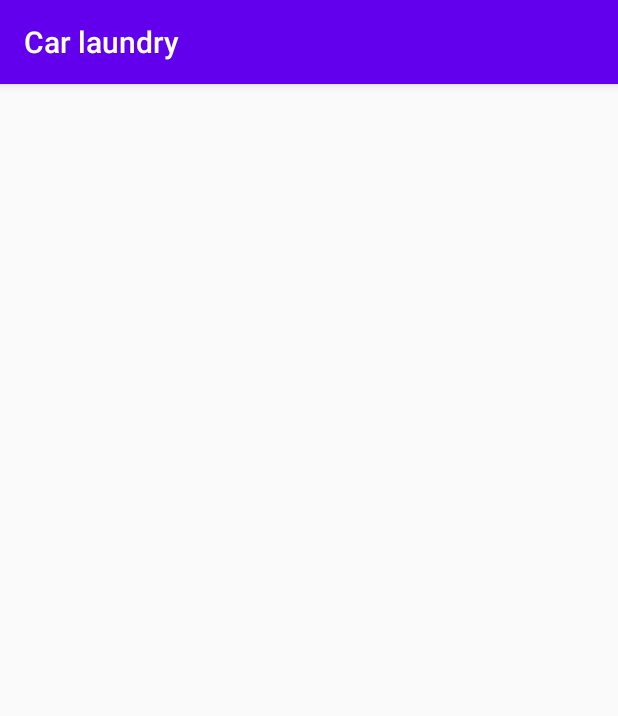
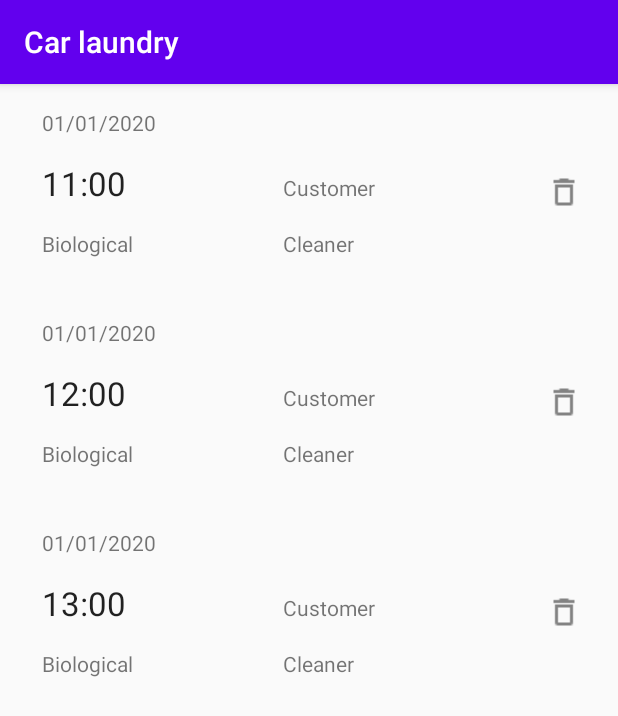
Before and after one commit to JasonChristo99/appointment-booking-app, an Android app: the AppointmentsActivity screen opened directly, with no data from a screen before it, on a phone screen of 412 x 824 dp. Shown: the top 716 px of the screen. Run offline under Robolectric (Android 15) with nearby library versions, the phone set to English and light mode, and no system bars.

Commit message:
Implemented appointments list

```diff
--- a/android/app/src/main/java/com/example/carlaundry/dao/AppointmentsDAO.java
+++ b/android/app/src/main/java/com/example/carlaundry/dao/AppointmentsDAO.java
@@ -1,6 +1,7 @@
 package com.example.carlaundry.dao;
 
 import com.example.carlaundry.domain.Appointment;
+import com.example.carlaundry.domain.AppointmentState;
 
 import java.util.HashSet;
 import java.util.Set;
@@ -10,6 +11,16 @@ public class AppointmentsDAO {
 
     public static Set<Appointment> getAppointments() {
         return appointments;
+    }
+
+    public static Set<Appointment> getPendingAppointments() {
+        Set<Appointment> tmpSet = new HashSet<>();
+        for (Appointment appointment : appointments) {
+            if (appointment.getAptState().equals(AppointmentState.PENDING)) {
+                tmpSet.add(appointment);
+            }
+        }
+        return tmpSet;
     }
 
     public static Appointment find(int id) {
--- a/android/app/src/main/java/com/example/carlaundry/dao/Initializer.java
+++ b/android/app/src/main/java/com/example/carlaundry/dao/Initializer.java
@@ -1,6 +1,7 @@
 package com.example.carlaundry.dao;
 
 import android.os.Build;
+import android.util.Log;
 
 import androidx.annotation.RequiresApi;
 
@@ -28,7 +29,7 @@ import java.util.HashMap;
 import java.util.Map;
 
 public class Initializer {
-    private static int sequence_id = 1;
+    private static int sequence_id = 1, curr_hour = 1;
 
     public static void resetAll() {
         AppointmentsDAO.reset();
@@ -39,17 +40,24 @@ public class Initializer {
     }
 
     //TODO create mock data
+    @RequiresApi(api = Build.VERSION_CODES.O)
     public static void prepareData() {
         // create admin account
         UserAccount adminAcc = getDummyAdminAccount();
+        Appointment apt1 = getDummyAppointment();
+        apt1.schedule();
+        Appointment apt2 = getDummyAppointment();
+        apt2.schedule();
+        Appointment apt3 = getDummyAppointment();
+        apt3.schedule();
 
     }
 
     @RequiresApi(api = Build.VERSION_CODES.O)
     public static Appointment getDummyAppointment() {
         return new Appointment(
-                1,
-                LocalDateTime.of(2020, 1, 1, 10, 0),
+                getNextId(),
+                LocalDateTime.of(2020, 1, 1, 10 + getNextHour(), 0),
                 getDummyCustomer(),
                 getDummyCleaningStuffMember(),
                 getDummyCleaningType(),
@@ -57,10 +65,15 @@ public class Initializer {
         );
     }
 
+    private static int getNextHour() {
+        curr_hour++;
+        return curr_hour - 1;
+    }
+
     @RequiresApi(api = Build.VERSION_CODES.O)
     public static Customer getDummyCustomer() {
-        return new Customer("Dum",
-                "Cust",
+        return new Customer("Customer",
+                "Client",
                 getDummyTelNo(),
                 getDummyEmail(),
                 LocalDate.of(2020, 1, 1)
@@ -70,7 +83,7 @@ public class Initializer {
     @RequiresApi(api = Build.VERSION_CODES.O)
     public static CleaningStuffMember getDummyCleaningStuffMember() {
         return new CleaningStuffMember(
-                "Dum",
+                "Cleaner",
                 "Stuff",
                 getDummyTelNo(),
                 getDummyEmail(),
@@ -87,7 +100,7 @@ public class Initializer {
     @RequiresApi(api = Build.VERSION_CODES.O)
     public static CleaningType getDummyCleaningType() {
         return new CleaningType(
-                "bio",
+                "Biological",
                 getDummyMoney(),
                 Duration.ofHours(1),
                 1);
--- a/android/app/src/main/java/com/example/carlaundry/util/EmailAddress.java
+++ b/android/app/src/main/java/com/example/carlaundry/util/EmailAddress.java
@@ -37,4 +37,9 @@ public class EmailAddress {
     public int hashCode() {
         return address.hashCode();
     }
+
+    @Override
+    public String toString() {
+        return address;
+    }
 }
--- /dev/null
+++ b/android/app/src/main/java/com/example/carlaundry/view/Appointments/AppointmentAdapter.java
@@ -0,0 +1,85 @@
+package com.example.carlaundry.view.Appointments;
+
+import android.os.Build;
+import android.util.Log;
+import android.view.LayoutInflater;
+import android.view.View;
+import android.view.ViewGroup;
+import android.widget.ImageButton;
+import android.widget.TextView;
+
+import androidx.annotation.NonNull;
+import androidx.annotation.RequiresApi;
+import androidx.recyclerview.widget.RecyclerView;
+
+import com.example.carlaundry.R;
+import com.example.carlaundry.domain.Appointment;
+
+import java.time.format.DateTimeFormatter;
+import java.util.List;
+
+public class AppointmentAdapter extends RecyclerView.Adapter<AppointmentAdapter.AppointmentViewHolder> {
+    private List<Appointment> appointmentSet;
+
+    private AppointmentCanceledListener appointmentCanceledListener;
+
+    public static class AppointmentViewHolder extends RecyclerView.ViewHolder {
+        public ViewGroup listItem;
+        public TextView txtAptDate, txtAptHour, txtAptCustomer, txtAptCleaner, txtAptType;
+        public ImageButton btnCancelApt;
+
+        public AppointmentViewHolder(ViewGroup v) {
+            super(v);
+            listItem = v;
+            txtAptDate = listItem.findViewById(R.id.aptDate);
+            txtAptHour = listItem.findViewById(R.id.aptHour);
+            txtAptCustomer = listItem.findViewById(R.id.aptCustomer);
+            txtAptCleaner = listItem.findViewById(R.id.aptCleaner);
+            txtAptType = listItem.findViewById(R.id.aptType);
+            btnCancelApt = listItem.findViewById(R.id.delApt);
+        }
+    }
+
+    public AppointmentAdapter(List<Appointment> appointmentSet, AppointmentCanceledListener appointmentCanceledListener) {
+        this.appointmentSet = appointmentSet;
+        this.appointmentCanceledListener = appointmentCanceledListener;
+    }
+
+    @NonNull
+    @Override
+    public AppointmentViewHolder onCreateViewHolder(@NonNull ViewGroup parent, int viewType) {
+        ViewGroup v = (ViewGroup) LayoutInflater.from(parent.getContext())
+                .inflate(R.layout.appointment_list_item, parent, false);
+
+        AppointmentViewHolder vh = new AppointmentViewHolder(v);
+        return vh;
+    }
+
+    @RequiresApi(api = Build.VERSION_CODES.O)
+    @Override
+    public void onBindViewHolder(@NonNull AppointmentViewHolder holder, int position) {
+        final Appointment aptAtPosition = appointmentSet.get(position);
+
+        // - replace the contents of the view with data from the dataset item at this position
+        holder.txtAptDate.setText(aptAtPosition.getAptDate().format(DateTimeFormatter.ofPattern("dd/MM/yyyy")));
+        holder.txtAptHour.setText(aptAtPosition.getAptDate().format(DateTimeFormatter.ofPattern("HH:mm")));
+        holder.txtAptCustomer.setText(aptAtPosition.getCustomer().getFirstName());
+        holder.txtAptCleaner.setText(aptAtPosition.getStuffMember().getFirstName());
+        holder.txtAptType.setText(aptAtPosition.getCleaningType().getDescription());
+        Log.d("AptAdapter", "Apt set: " + appointmentSet); //debug
+        holder.btnCancelApt.setOnClickListener(new View.OnClickListener() {
+            @Override
+            public void onClick(View v) {
+                // notify the Activity of the cancel
+                appointmentCanceledListener.onAppointmentCanceled(aptAtPosition.getAptId());
+                appointmentSet.remove(aptAtPosition);
+                Log.d("AptAdapter", "Apt set: " + appointmentSet); //debug
+            }
+        });
+    }
+
+    @Override
+    public int getItemCount() {
+        return appointmentSet.size();
+    }
+}
--- /dev/null
+++ b/android/app/src/main/java/com/example/carlaundry/view/Appointments/AppointmentCanceledListener.java
@@ -0,0 +1,5 @@
+package com.example.carlaundry.view.Appointments;
+
+public interface AppointmentCanceledListener {
+    void onAppointmentCanceled(int aptId);
+}
--- a/android/app/src/main/java/com/example/carlaundry/view/Appointments/AppointmentsActivity.java
+++ b/android/app/src/main/java/com/example/carlaundry/view/Appointments/AppointmentsActivity.java
@@ -1,16 +1,57 @@
 package com.example.carlaundry.view.Appointments;
 
 import androidx.appcompat.app.AppCompatActivity;
+import androidx.recyclerview.widget.LinearLayoutManager;
+import androidx.recyclerview.widget.RecyclerView;
 
 import android.os.Bundle;
+import android.widget.Toast;
 
 import com.example.carlaundry.R;
+import com.example.carlaundry.domain.Appointment;
 
-public class AppointmentsActivity extends AppCompatActivity implements AppointmentsView {
+import java.util.List;
+
+public class AppointmentsActivity extends AppCompatActivity implements AppointmentsView, AppointmentCanceledListener {
+    private AppointmentsPresenter appointmentsPresenter;
+
+    private RecyclerView recyclerView;
+    private RecyclerView.LayoutManager layoutManager;
+    private AppointmentAdapter appointmentAdapter;
 
     @Override
     protected void onCreate(Bundle savedInstanceState) {
         super.onCreate(savedInstanceState);
         setContentView(R.layout.activity_appointments);
+
+        appointmentsPresenter = new AppointmentsPresenter(this);
+
+        recyclerView = findViewById(R.id.recyclerView);
+        recyclerView.setHasFixedSize(true);
+        layoutManager = new LinearLayoutManager(this);
+        recyclerView.setLayoutManager(layoutManager);
+        initRecyclerAdapter();
+    }
+
+    private void initRecyclerAdapter() {
+        List<Appointment> aptsList = appointmentsPresenter.getPendingAppointments();
+        appointmentAdapter = new AppointmentAdapter(aptsList, this);
+        recyclerView.setAdapter(appointmentAdapter);
+    }
+
+    @Override
+    public void onAppointmentCanceled(int aptId) {
+        appointmentsPresenter.onAppointmentCanceled(aptId);
+        initRecyclerAdapter();
+    }
+
+    @Override
+    public void showCancelSuccess() {
+        Toast.makeText(this, "Appointment canceled successfully", Toast.LENGTH_SHORT).show();
+    }
+
+    @Override
+    public void showCancelFailed() {
+        Toast.makeText(this, "Appointment cancel failed", Toast.LENGTH_SHORT).show();
     }
 }
--- a/android/app/src/main/java/com/example/carlaundry/view/Appointments/AppointmentsPresenter.java
+++ b/android/app/src/main/java/com/example/carlaundry/view/Appointments/AppointmentsPresenter.java
@@ -1,4 +1,11 @@
 package com.example.carlaundry.view.Appointments;
+
+import com.example.carlaundry.dao.AppointmentsDAO;
+import com.example.carlaundry.domain.Appointment;
+
+import java.util.ArrayList;
+import java.util.List;
+import java.util.Set;
 
 public class AppointmentsPresenter {
     private AppointmentsView appointmentsView;
@@ -6,4 +13,20 @@ public class AppointmentsPresenter {
     public AppointmentsPresenter(AppointmentsView appointmentsView) {
         this.appointmentsView = appointmentsView;
     }
+
+    public List<Appointment> getPendingAppointments() {
+        return new ArrayList<Appointment>(AppointmentsDAO.getPendingAppointments());
+    }
+
+    public void onAppointmentCanceled(int aptId) {
+        Appointment apt = AppointmentsDAO.find(aptId);
+        if (apt != null) {
+            apt.cancel();
+            appointmentsView.showCancelSuccess();
+        } else {
+            appointmentsView.showCancelFailed();
+        }
+
+
+    }
 }
--- a/android/app/src/main/java/com/example/carlaundry/view/Appointments/AppointmentsView.java
+++ b/android/app/src/main/java/com/example/carlaundry/view/Appointments/AppointmentsView.java
@@ -1,4 +1,7 @@
 package com.example.carlaundry.view.Appointments;
 
 public interface AppointmentsView {
+    void showCancelSuccess();
+
+    void showCancelFailed();
 }
--- a/android/app/src/main/java/com/example/carlaundry/view/Login/LoginActivity.java
+++ b/android/app/src/main/java/com/example/carlaundry/view/Login/LoginActivity.java
@@ -35,6 +35,9 @@ public class LoginActivity extends AppCompatActivity implements LoginView {
                 loginPresenter.verifyUser(edtEmail.getText().toString());
             }
         });
+
+        // testing
+        edtEmail.setText("admin@mail.com");
     }
 
 
--- a/android/app/src/main/res/layout/activity_appointments.xml
+++ b/android/app/src/main/res/layout/activity_appointments.xml
@@ -6,4 +6,14 @@
     android:layout_height="match_parent"
     tools:context=".view.Appointments.AppointmentsActivity">
 
+    <androidx.recyclerview.widget.RecyclerView
+        android:id="@+id/recyclerView"
+        android:layout_width="0dp"
+        android:layout_height="0dp"
+        app:layout_constraintBottom_toBottomOf="parent"
+        app:layout_constraintEnd_toEndOf="parent"
+        app:layout_constraintHorizontal_bias="1.0"
+        app:layout_constraintStart_toStartOf="parent"
+        app:layout_constraintTop_toTopOf="parent"
+        app:layout_constraintVertical_bias="1.0" />
 </androidx.constraintlayout.widget.ConstraintLayout>
--- /dev/null
+++ b/android/app/src/main/res/layout/appointment_list_item.xml
@@ -0,0 +1,75 @@
+<?xml version="1.0" encoding="utf-8"?>
+<androidx.constraintlayout.widget.ConstraintLayout xmlns:android="http://schemas.android.com/apk/res/android"
+    xmlns:app="http://schemas.android.com/apk/res-auto"
+    xmlns:tools="http://schemas.android.com/tools"
+    android:layout_width="match_parent"
+    android:layout_height="140dp">
+
+    <TextView
+        android:id="@+id/aptDate"
+        android:layout_width="wrap_content"
+        android:layout_height="wrap_content"
+        android:layout_marginStart="28dp"
+        android:layout_marginLeft="28dp"
+        android:layout_marginTop="16dp"
+        android:text="TextView"
+        app:layout_constraintStart_toStartOf="parent"
+        app:layout_constraintTop_toTopOf="parent" />
+
+    <TextView
+        android:id="@+id/aptHour"
+        android:layout_width="wrap_content"
+        android:layout_height="wrap_content"
+        android:layout_marginStart="28dp"
+        android:layout_marginLeft="28dp"
+        android:layout_marginTop="16dp"
+        android:text="TextView"
+        android:textAppearance="@style/TextAppearance.AppCompat.Large"
+        app:layout_constraintStart_toStartOf="parent"
+        app:layout_constraintTop_toBottomOf="@+id/aptDate" />
+
+    <TextView
+        android:id="@+id/aptType"
+        android:layout_width="wrap_content"
+        android:layout_height="wrap_content"
+        android:layout_marginStart="28dp"
+        android:layout_marginLeft="28dp"
+        android:layout_marginTop="16dp"
+        android:text="TextView"
+        app:layout_constraintStart_toStartOf="parent"
+        app:layout_constraintTop_toBottomOf="@+id/aptHour" />
+
+    <TextView
+        android:id="@+id/aptCustomer"
+        android:layout_width="wrap_content"
+        android:layout_height="wrap_content"
+        android:layout_marginStart="100dp"
+        android:layout_marginLeft="100dp"
+        android:layout_marginTop="24dp"
+        android:text="TextView"
+        app:layout_constraintStart_toEndOf="@+id/aptType"
+        app:layout_constraintTop_toBottomOf="@+id/aptDate" />
+
+    <TextView
+        android:id="@+id/aptCleaner"
+        android:layout_width="wrap_content"
+        android:layout_height="wrap_content"
+        android:layout_marginStart="100dp"
+        android:layout_marginLeft="100dp"
+        android:layout_marginTop="16dp"
+        android:text="TextView"
+        app:layout_constraintStart_toEndOf="@+id/aptType"
+        app:layout_constraintTop_toBottomOf="@+id/aptHour" />
+
+    <ImageButton
+        android:id="@+id/delApt"
+        android:layout_width="wrap_content"
+        android:layout_height="wrap_content"
+        android:layout_marginTop="60dp"
+        android:layout_marginEnd="24dp"
+        android:layout_marginRight="24dp"
+        android:background="@android:color/transparent"
+        app:layout_constraintEnd_toEndOf="parent"
+        app:layout_constraintTop_toTopOf="parent"
+        app:srcCompat="@drawable/delete" />
+</androidx.constraintlayout.widget.ConstraintLayout>
--- a/android/app/src/main/res/values/strings.xml
+++ b/android/app/src/main/res/values/strings.xml
@@ -8,4 +8,10 @@
     <string name="cleaners_btn_txt">Καθαριστές</string>
     <string name="stats_btn_txt">Στατιστικά</string>
     <string name="admin_home_title">Επιλέξτε πού θέλετε να μεταφερθείτε</string>
+    <string name="apt_item_date">Ημ/νία</string>
+    <string name="apt_item_hour">Ώρα</string>
+    <string name="apt_item_type">Τύπος</string>
+    <string name="apt_item_customer">Πελάτης</string>
+    <string name="apt_item_cleaner">Καθαριστής</string>
+    <string name="apt_delete_desc">Ακύρωση</string>
 </resources>
```
Also changed, not shown: android/app/src/main/res/drawable-v24/delete.png (added), 1 other file.
